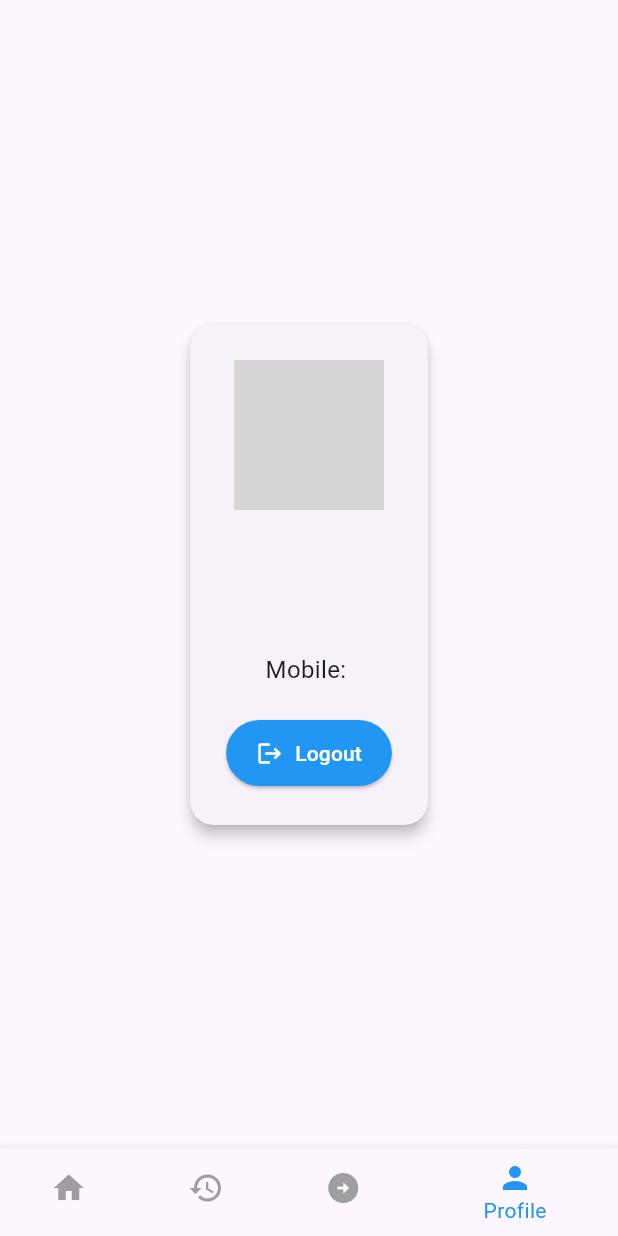
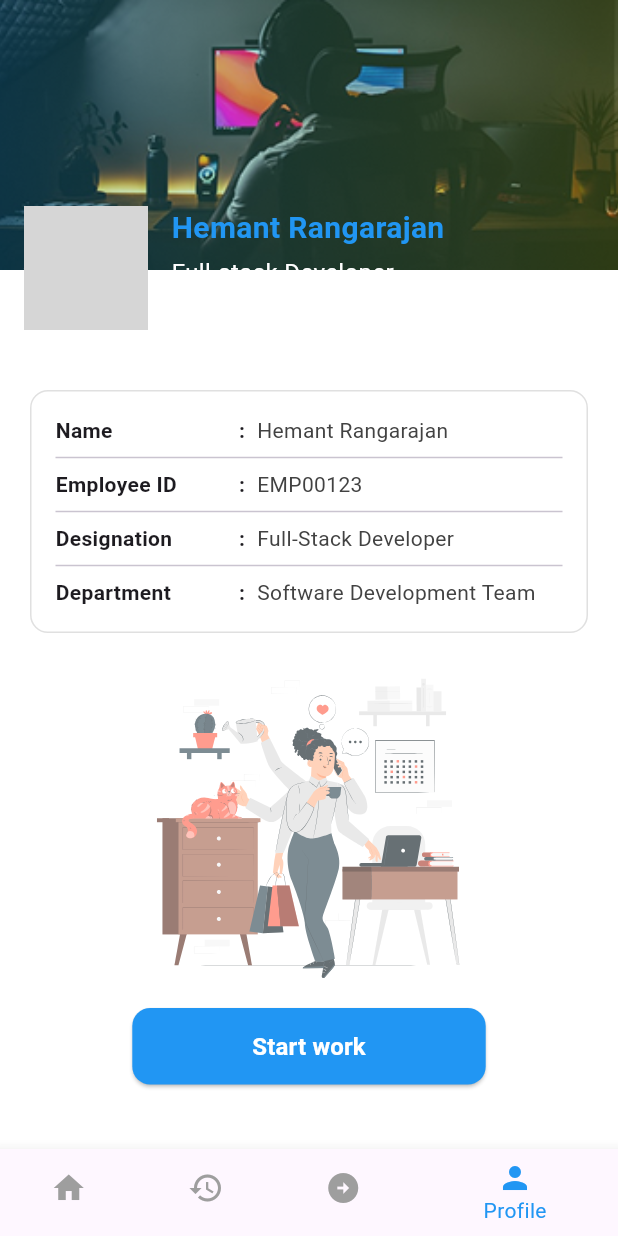
Before and after one commit to 0xsreejith/attendance_app, a Flutter app: the screen it shows once a user with an empty profile is signed in, item 4 of the bottom bar chosen, on a phone screen of 412 x 824 dp. Run offline on Flutter 3.47's test engine with Material 3 defaults, Android fonts, the phone set to English and light mode, and no system bars; our stand-ins replace camera, cloud_firestore, dotted_line, file_picker, firebase_auth, firebase_core and 8 more; missing offline and left inert: flutter_sales_graph, mobile_scanner; accounts and stored records are empty; generated files the repository leaves out were written again; network calls fail; grey boxes are pictures that could not be loaded.

Commit message:
feat : redesigned profile page and add notification screen

```diff
--- a/lib/app/modules/auth/views/profile_page.dart
+++ b/lib/app/modules/auth/views/profile_page.dart
@@ -1,83 +1,151 @@
-import 'package:attendance_app/app/modules/auth/controllers/auth_controller.dart';
-import 'package:attendance_app/app/modules/auth/model/user_model.dart';
 import 'package:flutter/material.dart';
-import 'package:cloud_firestore/cloud_firestore.dart';
+import 'package:flutter_svg/flutter_svg.dart';
 
-class ProfilePage extends StatelessWidget {
-  const ProfilePage({super.key});
+class ProfileScreen extends StatefulWidget {
+  const ProfileScreen({super.key});
 
   @override
-  Widget build(BuildContext context) {
-    final userId = AuthController().currentUser?.uid;
-
-    if (userId == null) {
-      return const Scaffold(
-        body: Center(child: Text('No user logged in')),
-      );
+  State<ProfileScreen> createState() => _ProfileScreenState();
 }
 
+class _ProfileScreenState extends State<ProfileScreen> {
+  @override
+  Widget build(BuildContext context) {
+    final screenWidth = MediaQuery.of(context).size.width;
+
     return Scaffold(
-      body: FutureBuilder<DocumentSnapshot>(
-        future:
-            FirebaseFirestore.instance.collection('users').doc(userId).get(),
-        builder: (context, snapshot) {
-          if (snapshot.connectionState == ConnectionState.waiting) {
-            return const Center(child: CircularProgressIndicator());
-          }
+      backgroundColor: Colors.white,
+      body: LayoutBuilder(
+        builder: (context, constraints) {
+          return SingleChildScrollView(
+            child: Column(
+              children: [
+                Stack(
+                  clipBehavior: Clip.none,
+                  children: [
+                    // Background banner image
+                    Container(
+                      height: constraints.maxWidth > 600 ? 250 : 180,
+                      width: double.infinity,
+                      decoration: const BoxDecoration(
+                        image: DecorationImage(
+                          image: AssetImage('assets/images/banner.png'),
+                          fit: BoxFit.cover,
+                        ),
+                      ),
+                    ),
 
-          if (!snapshot.hasData || !snapshot.data!.exists) {
-            return const Center(child: Text('User data not found'));
-          }
-
-          final data = snapshot.data!.data() as Map<String, dynamic>;
-          final user = UserModel.fromMap(data);
-
-          return Padding(
-            padding: const EdgeInsets.all(16.0),
-            child: Center(
-              child: Card(
-                elevation: 4,
-                shape: RoundedRectangleBorder(
-                  borderRadius: BorderRadius.circular(16),
-                ),
-                child: Padding(
-                  padding: const EdgeInsets.all(24.0),
-                  child: Column(
-                    mainAxisSize: MainAxisSize.min,
+                    // Overlapping profile image and name
+                    Positioned(
+                      bottom: -40,
+                      left: 16,
+                      right: 16,
+                      child: Row(
+                        crossAxisAlignment: CrossAxisAlignment.start,
                         children: [
-                      const CircleAvatar(
-                        radius: 50,
+                          // Profile Image
+                          CircleAvatar(
+                            radius: screenWidth * 0.10,
+                            backgroundColor: Colors.white,
+                            child: const CircleAvatar(
+                              radius: 42,
                               backgroundImage: NetworkImage(
                                 'https://i.pinimg.com/736x/60/c0/e5/60c0e5a45dbc723e391a8554602360bb.jpg',
                               ),
                             ),
-                      const SizedBox(height: 20),
+                          ),
+                          const SizedBox(width: 16),
+
+                          // Name and Designation
+                        const  Expanded(
+                            child: Column(
+                              crossAxisAlignment: CrossAxisAlignment.start,
+                              children:  [
                                 Text(
-                        user.name,
-                        style: const TextStyle(
-                            fontSize: 24, fontWeight: FontWeight.bold),
+                                  'Hemant Rangarajan',
+                                  style: TextStyle(
+                                    fontSize: 20,
+                                    fontWeight: FontWeight.bold,
+                                    color: Colors.blue,
                                   ),
-                      const SizedBox(height: 10),
-                      Text(user.email, style: const TextStyle(fontSize: 16)),
-                      const SizedBox(height: 8),
-                      Text('Mobile: ${user.mobile}',
-                          style: const TextStyle(fontSize: 16)),
-                      const SizedBox(height: 20),
-                      ElevatedButton.icon(
-                        onPressed: () => AuthController().signOut(),
-                        icon: const Icon(Icons.logout),
-                        label: const Text("Logout"),
-                        style: ElevatedButton.styleFrom(
-                          backgroundColor: Colors.blue,
-                          foregroundColor: Colors.white,
-                          padding: const EdgeInsets.symmetric(
-                              horizontal: 20, vertical: 12),
+                                ),
+                                SizedBox(height: 4),
+                                Text(
+                                  'Full-stack Developer',
+                                  style: TextStyle(
+                                    fontSize: 16,
+                                    color: Colors.white,
                                   ),
                                 ),
                               ],
                             ),
                           ),
+                        ],
                       ),
+                    ),
+                  ],
+                ),
+
+                const SizedBox(height: 80), // Compensate stack overlap
+
+                // Profile Info
+                Container(
+                  margin: const EdgeInsets.symmetric(horizontal: 20),
+                  padding: const EdgeInsets.all(16),
+                  decoration: BoxDecoration(
+                    border: Border.all(color: Colors.grey.shade300),
+                    borderRadius: BorderRadius.circular(12),
+                  ),
+                  child:const Column(
+                    children:  [
+                      ProfileInfoRow(label: "Name", value: "Hemant Rangarajan"),
+                      Divider(),
+                      ProfileInfoRow(label: "Employee ID", value: "EMP00123"),
+                      Divider(),
+                      ProfileInfoRow(
+                          label: "Designation", value: "Full-Stack Developer"),
+                      Divider(),
+                      ProfileInfoRow(
+                          label: "Department",
+                          value: "Software Development Team"),
+                    ],
+                  ),
+                ),
+
+                const SizedBox(height: 30),
+
+                Padding(
+                  padding: const EdgeInsets.symmetric(horizontal: 20),
+                  child: SvgPicture.asset(
+                    'assets/images/pana.svg',
+                    height: constraints.maxWidth > 600 ? 300 : 200,
+                  ),
+                ),
+
+                const SizedBox(height: 20),
+
+                // Start Work Button
+                ElevatedButton(
+                  onPressed: () {},
+                  style: ElevatedButton.styleFrom(
+                    backgroundColor: Colors.blue,
+                    padding: const EdgeInsets.symmetric(
+                        horizontal: 80, vertical: 14),
+                    shape: RoundedRectangleBorder(
+                      borderRadius: BorderRadius.circular(12),
+                    ),
+                  ),
+                  child: const Text(
+                    "Start work",
+                    style: TextStyle(
+                        fontSize: 16,
+                        fontWeight: FontWeight.bold,
+                        color: Colors.white),
+                  ),
+                ),
+
+                const SizedBox(height: 30),
+              ],
             ),
           );
         },
@@ -85,3 +153,25 @@ class ProfilePage extends StatelessWidget {
     );
   }
 }
+
+class ProfileInfoRow extends StatelessWidget {
+  final String label;
+  final String value;
+
+  const ProfileInfoRow({super.key, required this.label, required this.value});
+
+  @override
+  Widget build(BuildContext context) {
+    return Row(
+      children: [
+        Expanded(
+            flex: 3,
+            child: Text(label,
+                style: const TextStyle(fontWeight: FontWeight.bold))),
+        const Text(":", style: TextStyle(fontWeight: FontWeight.bold)),
+        const SizedBox(width: 8),
+        Expanded(flex: 5, child: Text(value,style:  TextStyle(color: Colors.grey[800]),)),
+      ],
+    );
+  }
+}
--- a/lib/app/modules/home/view/main_screen.dart
+++ b/lib/app/modules/home/view/main_screen.dart
@@ -21,7 +21,7 @@ class BottomNavScreen extends StatelessWidget {
     const HomeScreen(),
     MyAttendanceScreen(),
     const Center(child: Text("Leave Page")),
-    const ProfilePage()
+    const ProfileScreen()
   ];
 
   @override
--- a/lib/app/modules/reports/view/reports_page.dart
+++ b/lib/app/modules/reports/view/reports_page.dart
@@ -9,7 +9,6 @@ class ReportsPage extends StatelessWidget {
 
   @override
   Widget build(BuildContext context) {
-    // Example data for reports
     final List<Map<String, dynamic>> reportData = [
       {
         'title': 'Total Working Days',
--- a/pubspec.yaml
+++ b/pubspec.yaml
@@ -53,6 +53,7 @@ dependencies:
   printing: ^5.14.2
   file_picker: ^10.2.0
   image_picker: ^1.1.2
+  flutter_svg: ^2.2.0
 
 dev_dependencies:
   flutter_test:
@@ -82,6 +83,8 @@ flutter:
     - assets/scan2.json
     - assets/images/top-edited.jpg
     - assets/images/bottom.png
+    - assets/images/banner.png
+    - assets/images/pana.svg
 
   #   - images/a_dot_ham.jpeg
 
```
Also changed, not shown: lib/app/modules/home/view/components/notification_card.dart (added, +65 -0 lines), lib/app/modules/home/view/notification_screen.dart (added, +98 -0 lines), lib/app/modules/reports/view/components/report_chart.dart (+42 -42 lines), lib/app/widgets/custom_app_bar.dart (+15 -3 lines), assets/images/banner.png (added), assets/images/pana.svg (added), pubspec.lock. Lines whose indentation alone changed are shown as unchanged.
